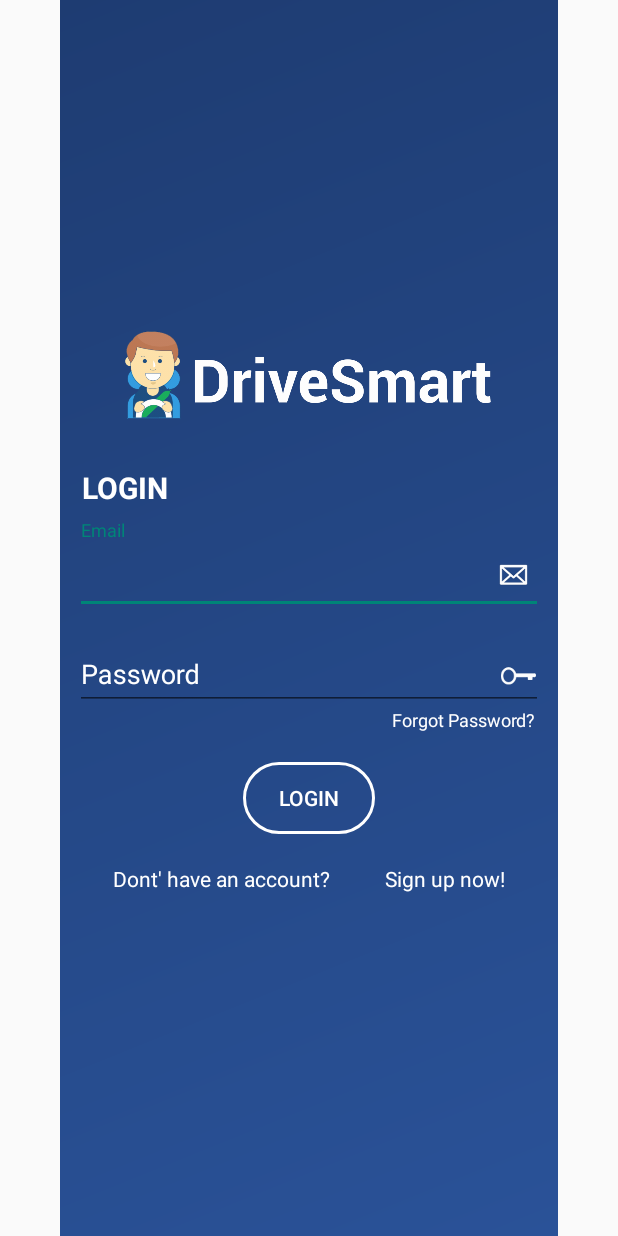
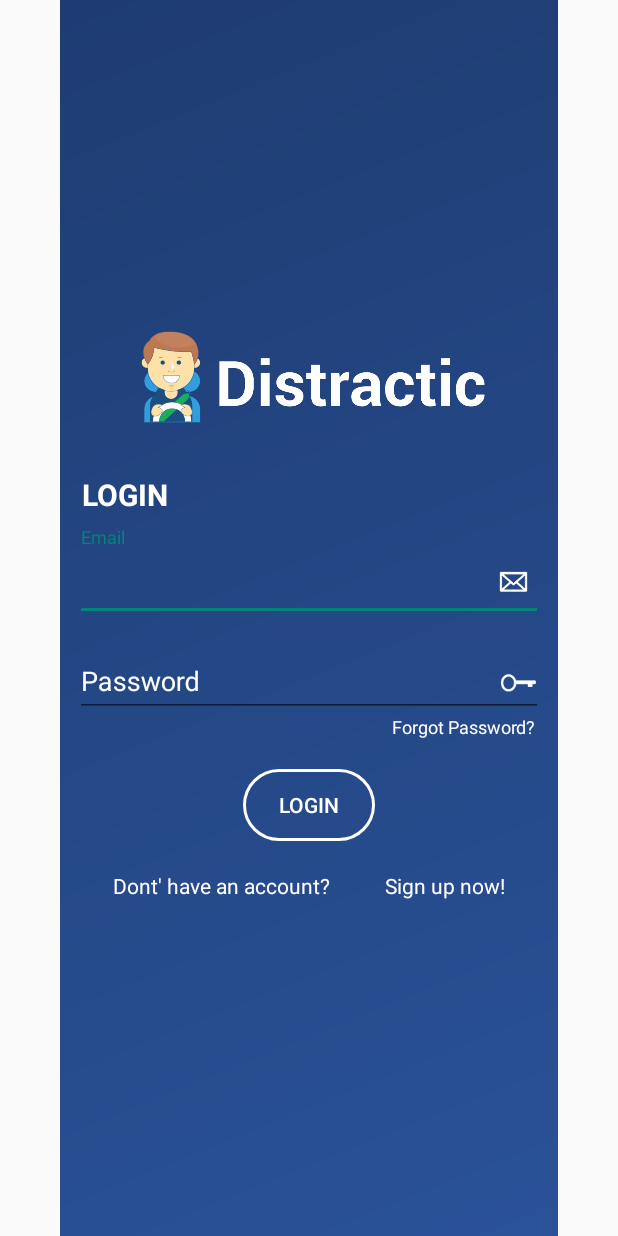
Before and after one commit to davidhqr/Distractic, an Android app: the screen it shows after launch (LoginRegisterActivity), on a phone screen of 412 x 824 dp. Run offline under Robolectric (Android 15) with nearby library versions, the phone set to English and light mode, and no system bars; 5 statements that could not run were skipped.

Commit message:
Made changes to the logo/project name and interface margins

```diff
--- a/app/src/main/res/layout/fragment_login.xml
+++ b/app/src/main/res/layout/fragment_login.xml
@@ -11,7 +11,8 @@
 
     <ImageView
         android:layout_width="match_parent"
-        android:layout_height="61dp"
+        android:layout_height="90dp"
+        android:layout_marginLeft="8dp"
         android:layout_marginTop="50dp"
         android:src="@drawable/full_logo" />
 
@@ -20,7 +21,7 @@
         android:layout_width="match_parent"
         android:layout_height="wrap_content"
         android:layout_marginLeft="10dp"
-        android:layout_marginTop="30dp"
+        android:layout_marginTop="10dp"
         android:text="LOGIN"
         android:textColor="@color/colorWhite"
         android:textSize="20dp"
```
Also changed, not shown: app/src/main/res/drawable-hdpi/full_logo.png, app/src/main/res/drawable-mdpi/full_logo.png, app/src/main/res/drawable-xhdpi/full_logo.png, app/src/main/res/drawable-xxhdpi/full_logo.png, app/src/main/res/drawable-xxxhdpi/full_logo.png, app/src/main/res/drawable/full_logo.png (deleted).
